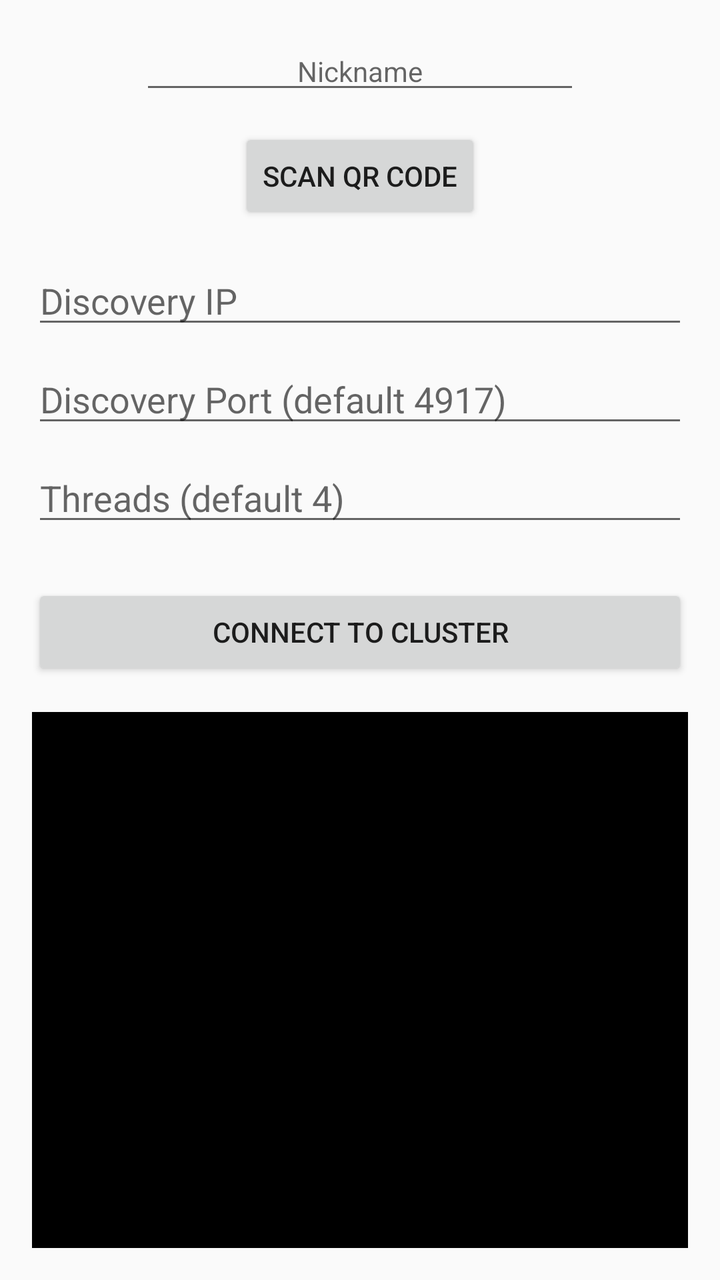
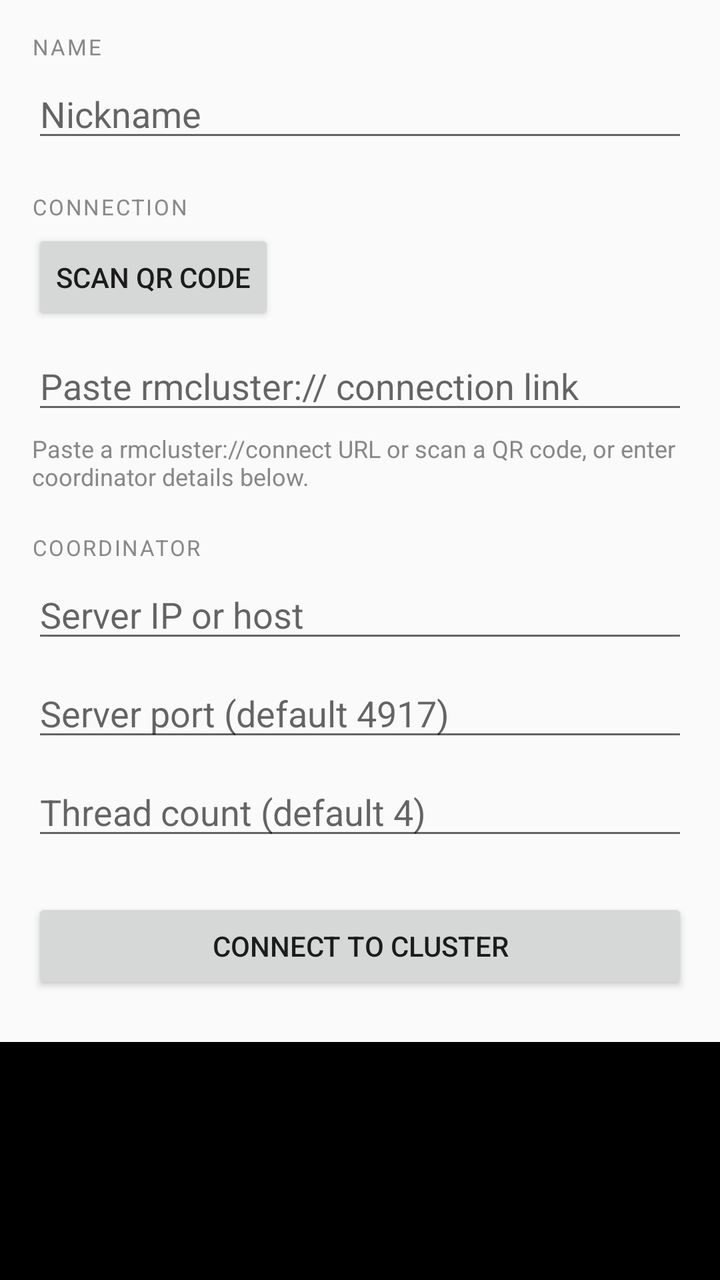

Before-and-after screenshots of an Android layout around one commit, followed by the original layout XML and the change that was made.
<!-- AndroidManifest.xml: application theme Theme.AppCompat.Light.DarkActionBar -->
<!-- res/layout/activity_main.xml -->
<?xml version="1.0" encoding="utf-8"?>
<LinearLayout xmlns:android="http://schemas.android.com/apk/res/android"
    android:layout_width="match_parent"
    android:layout_height="match_parent"
    android:gravity="center_horizontal"
    android:orientation="vertical"
    android:padding="16dp">

        <EditText
            android:id="@+id/etNickname"
            android:layout_width="220dp"
            android:layout_height="wrap_content"
            android:hint="Nickname"
            android:inputType="textPersonName"
            android:gravity="center"
            android:textAlignment="center"
            android:textSize="14sp"
            android:layout_marginBottom="12dp" />

        <Button
            android:id="@+id/btnScanQr"
            android:layout_width="wrap_content"
            android:layout_height="wrap_content"
            android:text="Scan QR Code"
            android:layout_marginBottom="16dp" />

        <EditText
            android:id="@+id/etDiscoveryIp"
            android:layout_width="match_parent"
            android:layout_height="wrap_content"
            android:hint="Discovery IP"
            android:inputType="textUri"
            android:text=""
            android:layout_marginBottom="8dp" />

        <EditText
            android:id="@+id/etDiscoveryPort"
            android:layout_width="match_parent"
            android:layout_height="wrap_content"
            android:hint="Discovery Port (default 4917)"
            android:inputType="number"
            android:layout_marginBottom="8dp" />

        <EditText
            android:id="@+id/etThreads"
            android:layout_width="match_parent"
            android:layout_height="wrap_content"
            android:hint="Threads (default 4)"
            android:inputType="number"
            android:layout_marginBottom="24dp" />

        <Button
            android:id="@+id/btnStart"
            android:layout_width="match_parent"
            android:layout_height="wrap_content"
            android:text="CONNECT TO CLUSTER" />

        <Button
            android:id="@+id/btnStop"
            android:layout_width="match_parent"
            android:layout_height="wrap_content"
            android:text="STOP (Process Restart)"
            android:visibility="gone"
            android:backgroundTint="#FF5252" />

        <ScrollView
            android:id="@+id/logScrollView"
            android:layout_width="match_parent"
            android:layout_height="0dp"
            android:layout_weight="1"
            android:layout_marginTop="16dp"
            android:background="#000000"
            android:fillViewport="true">

            <TextView
                android:id="@+id/logTextView"
                android:layout_width="match_parent"
                android:layout_height="wrap_content"
                android:padding="8dp"
                android:textColor="#00FF00"
                android:textIsSelectable="true"
                android:typeface="monospace" />
        </ScrollView>
</LinearLayout>
<!-- resources referenced by this layout -->
<resources>

</resources>

<!-- the commit's change to res/layout/activity_main.xml (unified diff, before → after) -->
@@ -2,83 +2,149 @@
 <LinearLayout xmlns:android="http://schemas.android.com/apk/res/android"
     android:layout_width="match_parent"
     android:layout_height="match_parent"
-    android:gravity="center_horizontal"
-    android:orientation="vertical"
-    android:padding="16dp">
+    android:orientation="vertical">
 
-        <EditText
-            android:id="@+id/etNickname"
-            android:layout_width="220dp"
-            android:layout_height="wrap_content"
-            android:hint="Nickname"
-            android:inputType="textPersonName"
-            android:gravity="center"
-            android:textAlignment="center"
-            android:textSize="14sp"
-            android:layout_marginBottom="12dp" />
+    <androidx.core.widget.NestedScrollView
+        android:id="@+id/formScroll"
+        android:layout_width="match_parent"
+        android:layout_height="wrap_content"
+        android:padding="16dp"
+        android:clipToPadding="false">
 
-        <Button
-            android:id="@+id/btnScanQr"
-            android:layout_width="wrap_content"
-            android:layout_height="wrap_content"
-            android:text="Scan QR Code"
-            android:layout_marginBottom="16dp" />
-
-        <EditText
-            android:id="@+id/etDiscoveryIp"
+        <LinearLayout
             android:layout_width="match_parent"
             android:layout_height="wrap_content"
-            android:hint="Discovery IP"
-            android:inputType="textUri"
-            android:text=""
-            android:layout_marginBottom="8dp" />
+            android:orientation="vertical">
 
-        <EditText
-            android:id="@+id/etDiscoveryPort"
+            
+            <TextView
+                android:layout_width="match_parent"
+                android:layout_height="wrap_content"
+                android:text="NAME"
+                android:textSize="11sp"
+                android:textColor="#888888"
+                android:letterSpacing="0.08"
+                android:layout_marginBottom="4dp" />
+
+            <EditText
+                android:id="@+id/etNickname"
+                android:layout_width="match_parent"
+                android:layout_height="wrap_content"
+                android:hint="Nickname"
+                android:inputType="textPersonName"
+                android:layout_marginBottom="20dp" />
+
+            
+            <TextView
+                android:layout_width="match_parent"
+                android:layout_height="wrap_content"
+                android:text="CONNECTION"
+                android:textSize="11sp"
+                android:textColor="#888888"
+                android:letterSpacing="0.08"
+                android:layout_marginBottom="4dp" />
+
+            <Button
+                android:id="@+id/btnScanQr"
+                android:layout_width="wrap_content"
+                android:layout_height="wrap_content"
+                android:text="Scan QR Code"
+                android:layout_marginBottom="8dp" />
+
+            <EditText
+                android:id="@+id/etConnectionString"
+                android:layout_width="match_parent"
+                android:layout_height="wrap_content"
+                android:hint="Paste rmcluster:// connection link"
+                android:inputType="textUri"
+                android:layout_marginBottom="4dp" />
+
+            <TextView
+                android:id="@+id/tvConnectionStatus"
+                android:layout_width="match_parent"
+                android:layout_height="wrap_content"
+                android:textSize="12sp"
+                android:visibility="gone"
+                android:layout_marginBottom="4dp" />
+
+            <TextView
+                android:layout_width="match_parent"
+                android:layout_height="wrap_content"
+                android:text="Paste a rmcluster://connect URL or scan a QR code, or enter coordinator details below."
+                android:textSize="12sp"
+                android:textColor="#888888"
+                android:layout_marginBottom="20dp" />
+
+            
+            <TextView
+                android:layout_width="match_parent"
+                android:layout_height="wrap_content"
+                android:text="COORDINATOR"
+                android:textSize="11sp"
+                android:textColor="#888888"
+                android:letterSpacing="0.08"
+                android:layout_marginBottom="4dp" />
+
+            <EditText
+                android:id="@+id/etDiscoveryIp"
+                android:layout_width="match_parent"
+                android:layout_height="wrap_content"
+                android:hint="Server IP or host"
+                android:inputType="textUri"
+                android:layout_marginBottom="8dp" />
+
+            <EditText
+                android:id="@+id/etDiscoveryPort"
+                android:layout_width="match_parent"
+                android:layout_height="wrap_content"
+                android:hint="Server port (default 4917)"
+                android:inputType="number"
+                android:layout_marginBottom="8dp" />
+
+            <EditText
+                android:id="@+id/etThreads"
+                android:layout_width="match_parent"
+                android:layout_height="wrap_content"
+                android:hint="Thread count (default 4)"
+                android:inputType="number"
+                android:layout_marginBottom="24dp" />
+
+            
+            <Button
+                android:id="@+id/btnStart"
+                android:layout_width="match_parent"
+                android:layout_height="wrap_content"
+                android:text="CONNECT TO CLUSTER" />
+
+            <Button
+                android:id="@+id/btnStop"
+                android:layout_width="match_parent"
+                android:layout_height="wrap_content"
+                android:text="DISCONNECT FROM CLUSTER"
+                android:visibility="gone"
+                android:backgroundTint="#FF5252" />
+
+        </LinearLayout>
+    </androidx.core.widget.NestedScrollView>
+
+    
+    <ScrollView
+        android:id="@+id/logScrollView"
+        android:layout_width="match_parent"
+        android:layout_height="0dp"
+        android:layout_weight="1"
+        android:layout_marginTop="8dp"
+        android:background="#000000"
+        android:fillViewport="true">
+
+        <TextView
+            android:id="@+id/logTextView"
             android:layout_width="match_parent"
             android:layout_height="wrap_content"
-            android:hint="Discovery Port (default 4917)"
-            android:inputType="number"
-            android:layout_marginBottom="8dp" />
+            android:padding="8dp"
+            android:textColor="#00FF00"
+            android:textIsSelectable="true"
+            android:typeface="monospace" />
+    </ScrollView>
 
-        <EditText
-            android:id="@+id/etThreads"
-            android:layout_width="match_parent"
-            android:layout_height="wrap_content"
-            android:hint="Threads (default 4)"
-            android:inputType="number"
-            android:layout_marginBottom="24dp" />
-
-        <Button
-            android:id="@+id/btnStart"
-            android:layout_width="match_parent"
-            android:layout_height="wrap_content"
-            android:text="CONNECT TO CLUSTER" />
-
-        <Button
-            android:id="@+id/btnStop"
-            android:layout_width="match_parent"
-            android:layout_height="wrap_content"
-            android:text="STOP (Process Restart)"
-            android:visibility="gone"
-            android:backgroundTint="#FF5252" />
-
-        <ScrollView
-            android:id="@+id/logScrollView"
-            android:layout_width="match_parent"
-            android:layout_height="0dp"
-            android:layout_weight="1"
-            android:layout_marginTop="16dp"
-            android:background="#000000"
-            android:fillViewport="true">
-
-            <TextView
-                android:id="@+id/logTextView"
-                android:layout_width="match_parent"
-                android:layout_height="wrap_content"
-                android:padding="8dp"
-                android:textColor="#00FF00"
-                android:textIsSelectable="true"
-                android:typeface="monospace" />
-        </ScrollView>
 </LinearLayout>
